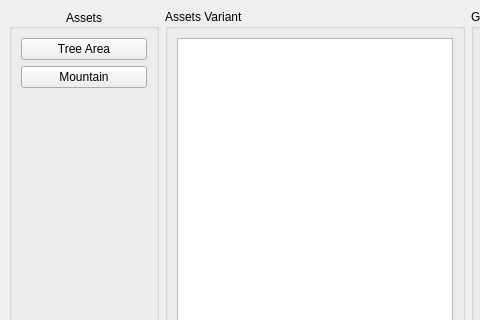
First picture: the form in mainwindow.ui, repository CMLDMR/romCityCreator, before the edit; both pictures show x 0 to 480 and y 0 to 320 of the 1403 by 661 pixel window.
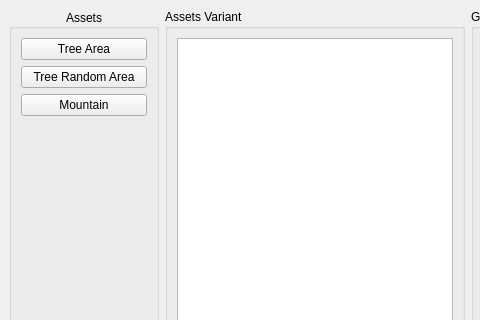
Second picture: the form after the edit.

Commit message: Add Random Area Forest

```diff
--- a/mainwindow.ui
+++ b/mainwindow.ui
@@ -40,6 +40,13 @@
          </property>
         </widget>
        </item>
+       <item>
+        <widget class="QPushButton" name="pushButton_TreeArea_Random">
+         <property name="text">
+          <string>Tree Random Area</string>
+         </property>
+        </widget>
+       </item>
        <item>
         <widget class="QPushButton" name="pushButton_Mountain">
          <property name="text">
```
The commit also changes 29 other files.
